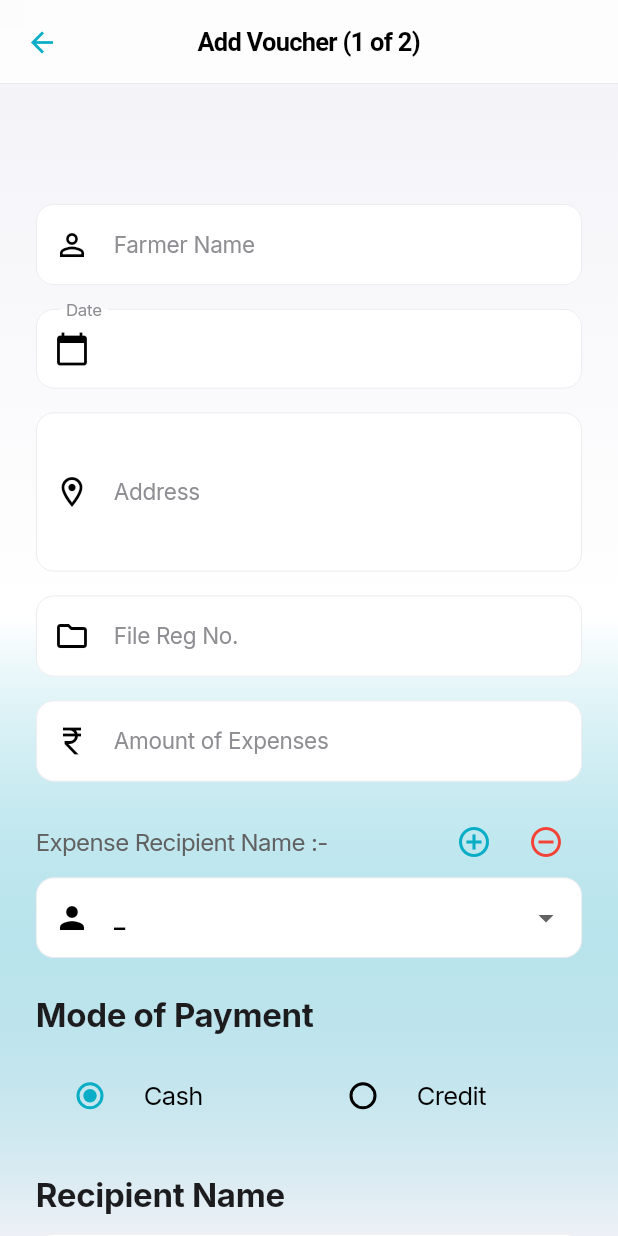
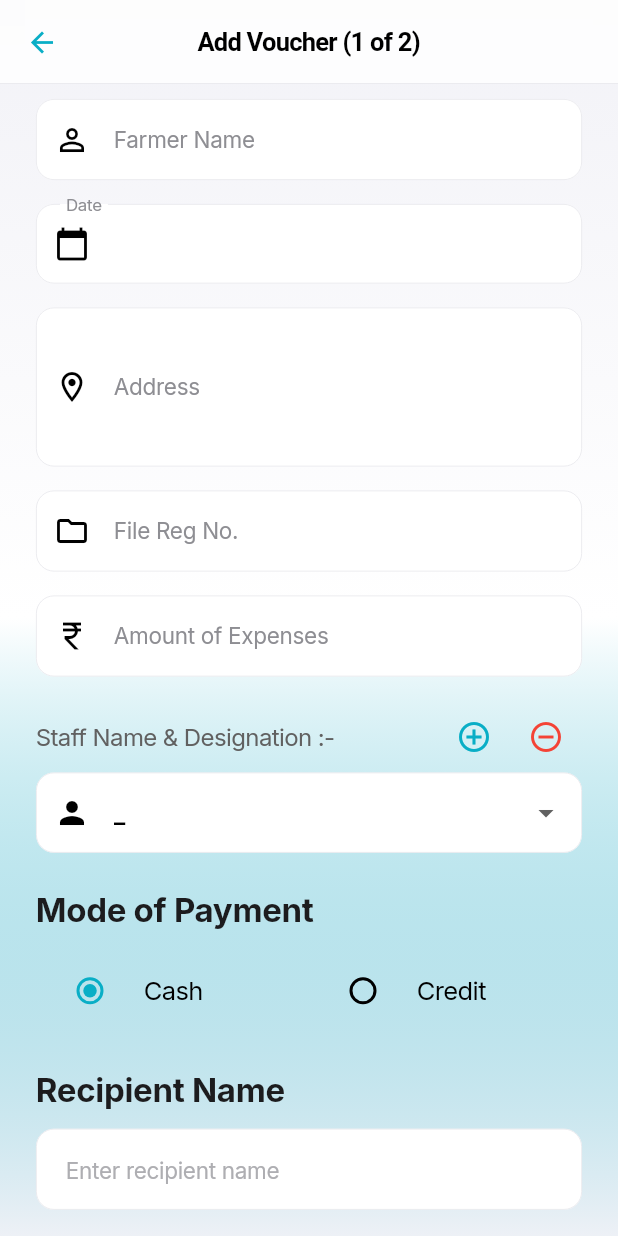
Before and after one commit to raman04-byte/dev, a Flutter app: the AddVoucherPage screen opened by its route, on a phone screen of 412 x 824 dp. Run offline on Flutter 3.47's test engine with Material 3 defaults, Android fonts, the phone set to English and light mode, and no system bars; our stand-ins replace appwrite, google_fonts, hive, hive_flutter, image_picker, share_plus and 2 more; missing offline and left inert: syncfusion_flutter_pdf, syncfusion_flutter_pdfviewer, syncfusion_flutter_xlsio; accounts and stored records are empty; statements that could not run were skipped.

Commit message:
feat: update labels in voucher PDF and UI for clarity on recipient and staff signatures

```diff
--- a/lib/core/services/pdf_service.dart
+++ b/lib/core/services/pdf_service.dart
@@ -910,7 +910,7 @@ class PdfService {
       );
     }
 
-    // Second box: Sign. of Expense Recipient - shifted right
+    // Second box: Recipient Sign. - shifted right
     graphics.drawRectangle(
       pen: fieldPen,
       bounds: Rect.fromLTWH(255, yOffset, 160, 30),
@@ -938,7 +938,7 @@ class PdfService {
       format: PdfStringFormat(lineAlignment: PdfVerticalAlignment.middle),
     );
 
-    // Third box: Company Payor - shifted right
+    // Third box: Staff Sign. - shifted right
     graphics.drawRectangle(
       pen: fieldPen,
       bounds: Rect.fromLTWH(415, yOffset, 160, 30),
--- a/lib/features/voucher/presentation/pages/add_voucher_page.dart
+++ b/lib/features/voucher/presentation/pages/add_voucher_page.dart
@@ -592,7 +592,7 @@ class _AddVoucherPageState extends State<AddVoucherPage> {
         ),
         child: SafeArea(
           child: SingleChildScrollView(
-            padding: const EdgeInsets.fromLTRB(24, 80, 24, 24),
+            padding: const EdgeInsets.fromLTRB(24, 10, 24, 24),
             child: Form(
               key: _formKey,
               child: Column(
@@ -712,7 +712,7 @@ class _AddVoucherPageState extends State<AddVoucherPage> {
                     mainAxisAlignment: MainAxisAlignment.spaceBetween,
                     children: [
                       Text(
-                        'Expense Recipient Name :-',
+                        'Staff Name & Designation :-',
                         style: Theme.of(context).textTheme.bodyLarge?.copyWith(
                           color: Colors.grey[700],
                           fontSize: 16,
@@ -981,7 +981,7 @@ class _AddVoucherPageState extends State<AddVoucherPage> {
 
                   // Receiver Signature Section
                   Text(
-                    'Sign. of Expense Recipient',
+                    'Recipient Sign.',
                     style: Theme.of(context).textTheme.titleLarge?.copyWith(
                       color: AppColors.primaryNavy,
                       fontWeight: FontWeight.bold,
@@ -1052,7 +1052,7 @@ class _AddVoucherPageState extends State<AddVoucherPage> {
 
                   // Payor Signature Section
                   Text(
-                    'Company Payor',
+                    'Staff Sign.',
                     style: Theme.of(context).textTheme.titleLarge?.copyWith(
                       color: AppColors.primaryNavy,
                       fontWeight: FontWeight.bold,
--- a/lib/features/voucher/presentation/pages/state_vouchers_page.dart
+++ b/lib/features/voucher/presentation/pages/state_vouchers_page.dart
@@ -662,7 +662,7 @@ class _StateVouchersPageState extends State<StateVouchersPage> {
                           crossAxisAlignment: CrossAxisAlignment.start,
                           children: [
                             Text(
-                              'Sign. of Expense Recipient',
+                              'Recipient Sign.',
                               style: Theme.of(context).textTheme.bodySmall
                                   ?.copyWith(
                                     color: AppColors.textSecondary,
@@ -710,7 +710,7 @@ class _StateVouchersPageState extends State<StateVouchersPage> {
                           crossAxisAlignment: CrossAxisAlignment.start,
                           children: [
                             Text(
-                              'Company Payor',
+                              'Staff Sign.',
                               style: Theme.of(context).textTheme.bodySmall
                                   ?.copyWith(
                                     color: AppColors.textSecondary,
```
